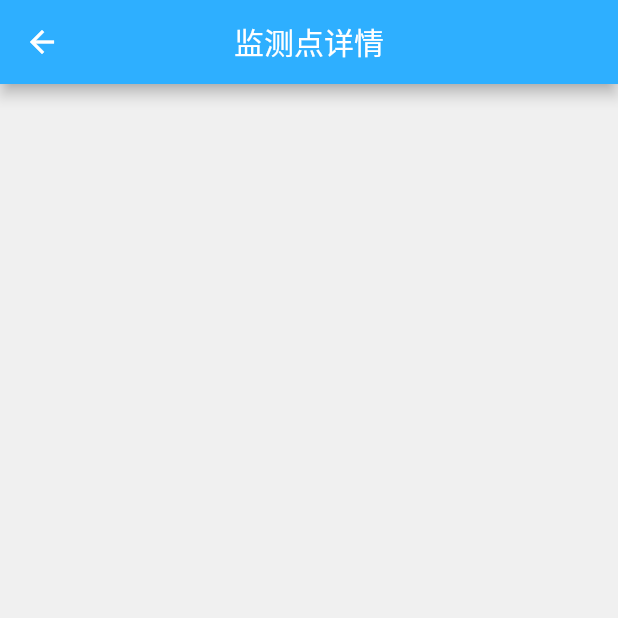
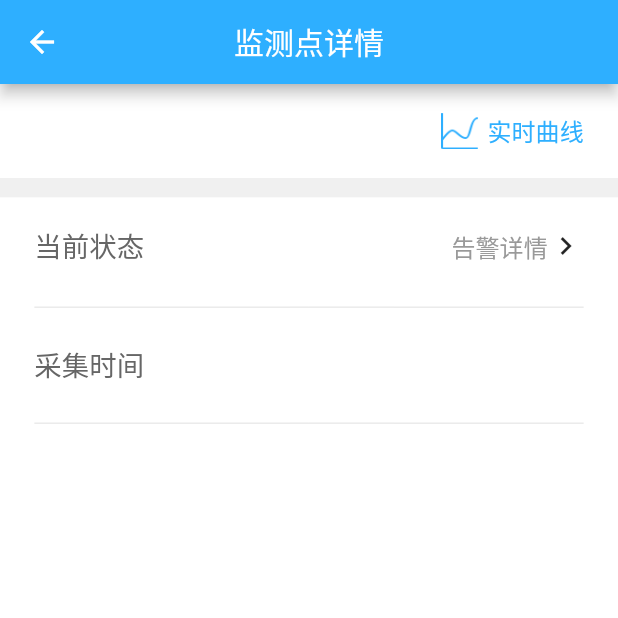
Before and after one commit to BTPJ/flutter_gzxjyh, a Flutter app: the BZDetailPage screen opened directly, on a phone screen of 412 x 824 dp, the top half of it. Run offline on Flutter 3.47's test engine with Material 2 defaults, Android fonts, the phone set to English and light mode, and no system bars; our stand-ins replace cookie_jar, dio, event_bus, flutter_screenutil, fluttertoast, shared_preferences and 1 more; missing offline and left inert: amap_base, flutter_picker, flutter_sound, multi_image_picker; accounts and stored records are empty; network calls fail; statements that could not run were skipped.

Commit message:
泵站详情

```diff
--- a/lib/http/api.dart
+++ b/lib/http/api.dart
@@ -118,4 +118,7 @@ class Api {
 
   /// 实时监测分页数据
   String get loadSiteInfoPageList => '${home}gzxj/sjjc/rest/sitePage';
+
+  /// 实时监测分页数据
+  String get loadSiteDetail => '${home}gzxj/sjjc/rest/siteDetail';
 }
--- a/lib/model/bz_detail_page.dart
+++ b/lib/model/bz_detail_page.dart
@@ -1,5 +1,10 @@
 import 'package:flutter/material.dart';
 import 'package:flutter_gzxjyh/constant/my_colors.dart';
+import 'package:flutter_gzxjyh/http/api.dart';
+import 'package:flutter_gzxjyh/http/net_util.dart';
+import 'package:flutter_gzxjyh/model/base_resp.dart';
+import 'package:flutter_gzxjyh/model/site_info.dart';
+import 'package:flutter_screenutil/flutter_screenutil.dart';
 
 /// 泵站详情
 class BZDetailPage extends StatefulWidget {
@@ -12,15 +17,284 @@ class BZDetailPage extends StatefulWidget {
 }
 
 class _BZDetailPageState extends State<BZDetailPage> {
+  SiteInfo _siteInfo;
+
+  @override
+  void initState() {
+    super.initState();
+
+    _loadSiteDetail();
+  }
+
   @override
   Widget build(BuildContext context) {
     return Scaffold(
-      backgroundColor: MyColors.FFF0F0F0,
+      backgroundColor: Colors.white,
       appBar: AppBar(
         backgroundColor: MyColors.FF2EAFFF,
         title: Text('监测点详情'),
         centerTitle: true,
       ),
+      body: SingleChildScrollView(
+        child: Column(
+          children: <Widget>[
+            /// 站点
+            Container(
+              padding: EdgeInsets.only(
+                left: ScreenUtil().setWidth(20),
+                right: ScreenUtil().setWidth(20),
+                top: ScreenUtil().setWidth(15),
+                bottom: ScreenUtil().setWidth(15),
+              ),
+              child: Row(
+                children: <Widget>[
+                  Expanded(
+                    child: Container(
+                      margin: EdgeInsets.only(
+                        right: ScreenUtil().setWidth(10),
+                      ),
+                      child: Text(
+                        _siteInfo?.name ?? "",
+                        style: TextStyle(
+                          color: MyColors.FF000000,
+                          fontSize: ScreenUtil().setSp(16),
+                        ),
+                      ),
+                    ),
+                  ),
+                  InkWell(
+                    child: Row(
+                      children: <Widget>[
+                        Image.asset("images/ic_real_time_curves.png",
+                            width: ScreenUtil().setWidth(22),
+                            height: ScreenUtil().setHeight(22)),
+                        Container(
+                          margin: EdgeInsets.only(
+                            left: ScreenUtil().setWidth(5),
+                          ),
+                          child: Text(
+                            "实时曲线",
+                            style: TextStyle(
+                              color: MyColors.FF2EAFFF,
+                              fontSize: ScreenUtil().setSp(14),
+                            ),
+                          ),
+                        )
+                      ],
+                    ),
+                  )
+                ],
+              ),
+            ),
+
+            ///
+            Container(
+              width: ScreenUtil.screenWidth,
+              height: ScreenUtil().setHeight(10),
+              color: MyColors.FFF0F0F0,
+            ),
+
+            /// 当前状态
+            Container(
+              padding: EdgeInsets.only(
+                left: ScreenUtil().setWidth(20),
+                right: ScreenUtil().setWidth(20),
+                top: ScreenUtil().setWidth(15),
+                bottom: ScreenUtil().setWidth(15),
+              ),
+              child: Row(
+                children: <Widget>[
+                  Container(
+                    width: ScreenUtil().setWidth(114),
+                    margin: EdgeInsets.only(
+                      right: ScreenUtil().setWidth(10),
+                    ),
+                    child: Text(
+                      "当前状态",
+                      style: TextStyle(
+                        color: MyColors.FF666666,
+                        fontSize: ScreenUtil().setSp(16),
+                      ),
+                    ),
+                  ),
+
+                  ///
+                  Container(
+                    decoration: BoxDecoration(
+                        color: _siteInfo?.statusColor,
+                        //border: Border.all(color: Colors.grey, width: 1.0),
+                        borderRadius: BorderRadius.circular(4.0)),
+                    width: ScreenUtil().setWidth(50),
+                    height: ScreenUtil().setHeight(24),
+                    child: Center(
+                      child: Text(
+                        _siteInfo?.statusName ?? "",
+                        style: TextStyle(
+                          fontSize: ScreenUtil().setSp(14),
+                          color: Colors.white,
+                        ),
+                      ),
+                    ),
+                  ),
+
+                  Expanded(
+                    child: Container(),
+                  ),
+
+                  ///
+                  Offstage(
+                    offstage: _siteInfo?.status == "0",
+                    child: InkWell(
+                      child: Row(
+                        children: <Widget>[
+                          Text(
+                            "告警详情",
+                            style: TextStyle(
+                              color: MyColors.FF999999,
+                              fontSize: ScreenUtil().setSp(14),
+                            ),
+                          ),
+                          Icon(Icons.keyboard_arrow_right)
+                        ],
+                      ),
+                    ),
+                  )
+                ],
+              ),
+            ),
+
+            Container(
+              padding: EdgeInsets.only(
+                left: ScreenUtil().setWidth(20),
+                right: ScreenUtil().setWidth(20),
+              ),
+              child: Divider(),
+            ),
+
+            /// 采集时间
+            Container(
+              padding: EdgeInsets.only(
+                left: ScreenUtil().setWidth(20),
+                right: ScreenUtil().setWidth(20),
+                top: ScreenUtil().setWidth(15),
+                bottom: ScreenUtil().setWidth(15),
+              ),
+              child: Row(
+                children: <Widget>[
+                  Container(
+                    width: ScreenUtil().setWidth(114),
+                    margin: EdgeInsets.only(
+                      right: ScreenUtil().setWidth(10),
+                    ),
+                    child: Text(
+                      "采集时间",
+                      style: TextStyle(
+                        color: MyColors.FF666666,
+                        fontSize: ScreenUtil().setSp(16),
+                      ),
+                    ),
+                  ),
+
+                  ///
+                  Text(
+                    _siteInfo?.updateDate ?? "",
+                    style: TextStyle(
+                      fontSize: ScreenUtil().setSp(16),
+                      color: MyColors.FF000000,
+                    ),
+                  ),
+                ],
+              ),
+            ),
+
+            Container(
+              padding: EdgeInsets.only(
+                left: ScreenUtil().setWidth(20),
+                right: ScreenUtil().setWidth(20),
+              ),
+              child: Divider(),
+            ),
+
+            /// 数据信息
+            Column(
+              children: _dataItem(),
+            )
+
+            ///
+          ],
+        ),
+      ),
     );
   }
+
+  /// 加载站点详情
+  _loadSiteDetail() {
+    NetUtil.instance.get(Api.instance.loadSiteDetail, (res) {
+      var siteInfo =
+          BaseResp<SiteInfo>(res, (jsonRes) => SiteInfo.fromJson(jsonRes))
+              .resultObj;
+      setState(() {
+        _siteInfo = siteInfo;
+      });
+    }, params: {
+      'id': widget.siteId,
+    });
+  }
+
+  List<Widget> _dataItem() {
+    List<Widget> widgets = List();
+
+    if (_siteInfo?.currentData != null && _siteInfo.currentData.isNotEmpty) {
+      for (var data in _siteInfo.currentData) {
+        widgets.add(
+          Container(
+            padding: EdgeInsets.only(
+              left: ScreenUtil().setWidth(20),
+              right: ScreenUtil().setWidth(20),
+              top: ScreenUtil().setWidth(15),
+              bottom: ScreenUtil().setWidth(15),
+            ),
+            child: Row(
+              children: <Widget>[
+                Container(
+                  width: ScreenUtil().setWidth(114),
+                  margin: EdgeInsets.only(
+                    right: ScreenUtil().setWidth(10),
+                  ),
+                  child: Text(
+                    "${data.config?.location}${data.config?.typeName}",
+                    style: TextStyle(
+                      color: MyColors.FF666666,
+                      fontSize: ScreenUtil().setSp(16),
+                    ),
+                  ),
+                ),
+
+                ///
+                Text(
+                  "${data.value}${data.config?.unit}",
+                  style: TextStyle(
+                    fontSize: ScreenUtil().setSp(16),
+                    color: MyColors.FF000000,
+                  ),
+                ),
+              ],
+            ),
+          ),
+        );
+
+        widgets.add(
+          Container(
+            padding: EdgeInsets.only(
+              left: ScreenUtil().setWidth(20),
+              right: ScreenUtil().setWidth(20),
+            ),
+            child: Divider(),
+          ),
+        );
+      }
+    }
+
+    return widgets;
+  }
 }
--- a/pubspec.yaml
+++ b/pubspec.yaml
@@ -89,6 +89,7 @@ flutter:
   - images/ic_check_gray.png
   - images/ic_x_blue.png
   - images/ic_x_gray.png
+  - images/ic_real_time_curves.png
 
   # An image asset can refer to one or more resolution-specific "variants", see
   # https://flutter.io/assets-and-images/#resolution-aware.
```
Also changed, not shown: images/ic_real_time_curves.png (added).
